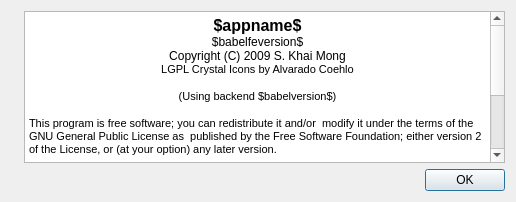
Old version of the form gui/aboutui.ui in the repository alexbirkett/GPSBabel.
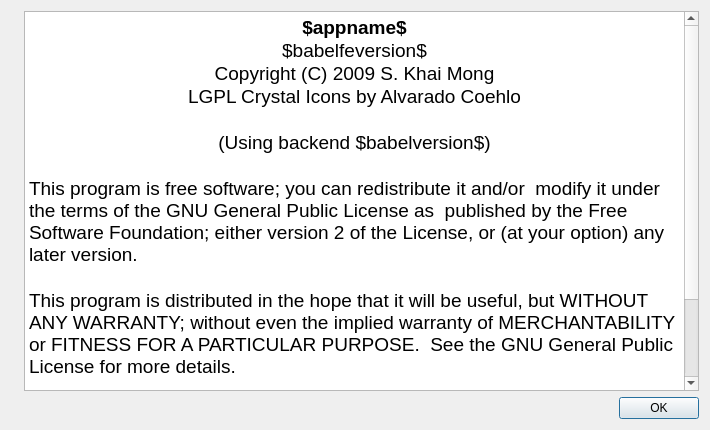
New version of the form. Icons and pictures are not drawn.

Commit message: Let 'about' dialogue use a reasonable size fone.

```diff
--- a/gui/aboutui.ui
+++ b/gui/aboutui.ui
@@ -1,12 +1,12 @@
 <ui version="4.0" >
  <class>AboutDlg</class>
- <widget class="QDialog" name="AboutDlg" >
-  <property name="geometry" >
+ <widget class="QDialog" name="AboutDlg">
+  <property name="geometry">
    <rect>
     <x>0</x>
     <y>0</y>
-    <width>516</width>
-    <height>202</height>
+    <width>710</width>
+    <height>430</height>
    </rect>
   </property>
   <property name="windowTitle" >
@@ -33,24 +33,24 @@
        <property name="readOnly" >
         <bool>true</bool>
        </property>
-       <property name="html" >
-        <string>&lt;!DOCTYPE HTML PUBLIC "-//W3C//DTD HTML 4.0//EN" "http://www.w3.org/TR/REC-html40/strict.dtd">
-&lt;html>&lt;head>&lt;meta name="qrichtext" content="1" />&lt;style type="text/css">
+       <property name="html">
+        <string>&lt;!DOCTYPE HTML PUBLIC &quot;-//W3C//DTD HTML 4.0//EN&quot; &quot;http://www.w3.org/TR/REC-html40/strict.dtd&quot;&gt;
+&lt;html&gt;&lt;head&gt;&lt;meta name=&quot;qrichtext&quot; content=&quot;1&quot; /&gt;&lt;style type=&quot;text/css&quot;&gt;
 p, li { white-space: pre-wrap; }
-&lt;/style>&lt;/head>&lt;body style=" font-family:'DejaVu Sans'; font-size:9pt; font-weight:400; font-style:normal;">
-&lt;p align="center" style=" margin-top:0px; margin-bottom:0px; margin-left:0px; margin-right:0px; -qt-block-indent:0; text-indent:0px;">&lt;span style=" font-size:12pt; font-weight:600;">$appname$&lt;/span>&lt;/p>
-&lt;p align="center" style=" margin-top:0px; margin-bottom:0px; margin-left:0px; margin-right:0px; -qt-block-indent:0; text-indent:0px; font-size:12pt; font-weight:600;">&lt;span style=" font-size:9pt; font-weight:400;">$babelfeversion$&lt;/span>&lt;/p>
-&lt;p align="center" style=" margin-top:0px; margin-bottom:0px; margin-left:0px; margin-right:0px; -qt-block-indent:0; text-indent:0px;">Copyright (C) 2009 S. Khai Mong&lt;/p>
-&lt;p align="center" style=" margin-top:0px; margin-bottom:0px; margin-left:0px; margin-right:0px; -qt-block-indent:0; text-indent:0px;">&lt;span style=" font-size:8pt;">LGPL Crystal Icons by Alvarado Coehlo&lt;/span>&lt;/p>
-&lt;p align="center" style="-qt-paragraph-type:empty; margin-top:0px; margin-bottom:0px; margin-left:0px; margin-right:0px; -qt-block-indent:0; text-indent:0px;">&lt;/p>
-&lt;p align="center" style=" margin-top:0px; margin-bottom:0px; margin-left:0px; margin-right:0px; -qt-block-indent:0; text-indent:0px;">&lt;span style=" font-size:8pt;">(Using backend $babelversion$)&lt;/span>&lt;/p>
-&lt;p align="center" style="-qt-paragraph-type:empty; margin-top:0px; margin-bottom:0px; margin-left:0px; margin-right:0px; -qt-block-indent:0; text-indent:0px;">&lt;/p>
-&lt;p style=" margin-top:0px; margin-bottom:0px; margin-left:0px; margin-right:0px; -qt-block-indent:0; text-indent:0px;">&lt;span style=" font-size:8pt;">This program is free software; you can redistribute it and/or  modify it under the terms of the GNU General Public License as  published by the Free Software Foundation; either version 2 of the License, or (at your option) any later version.&lt;/span>&lt;/p>
-&lt;p style="-qt-paragraph-type:empty; margin-top:0px; margin-bottom:0px; margin-left:0px; margin-right:0px; -qt-block-indent:0; text-indent:0px; font-size:8pt;">&lt;/p>
-&lt;p style=" margin-top:0px; margin-bottom:0px; margin-left:0px; margin-right:0px; -qt-block-indent:0; text-indent:0px; font-size:8pt;">This program is distributed in the hope that it will be useful, but WITHOUT ANY WARRANTY; without even the implied warranty of MERCHANTABILITY or FITNESS FOR A PARTICULAR PURPOSE.  See the GNU General Public License for more details.&lt;/p>
-&lt;p style="-qt-paragraph-type:empty; margin-top:0px; margin-bottom:0px; margin-left:0px; margin-right:0px; -qt-block-indent:0; text-indent:0px; font-size:8pt;">&lt;/p>
-&lt;p style=" margin-top:0px; margin-bottom:0px; margin-left:0px; margin-right:0px; -qt-block-indent:0; text-indent:0px; font-size:8pt;">You should have received a copy of the GNU General Public License along with this program; if not, write to the Free Software Foundation, Inc., 59 Temple Place - Suite 330, Boston, MA 02111 USA&lt;/p>
-&lt;p style="-qt-paragraph-type:empty; margin-top:0px; margin-bottom:0px; margin-left:0px; margin-right:0px; -qt-block-indent:0; text-indent:0px; font-size:8pt;">&lt;/p>&lt;/body>&lt;/html></string>
+&lt;/style&gt;&lt;/head&gt;&lt;body style=&quot; font-family:'Lucida Grande'; font-size:13pt; font-weight:400; font-style:normal;&quot;&gt;
+&lt;p align=&quot;center&quot; style=&quot; margin-top:0px; margin-bottom:0px; margin-left:0px; margin-right:0px; -qt-block-indent:0; text-indent:0px;&quot;&gt;&lt;span style=&quot; font-family:'DejaVu Sans'; font-size:14pt; font-weight:600;&quot;&gt;$appname$&lt;/span&gt;&lt;/p&gt;
+&lt;p align=&quot;center&quot; style=&quot; margin-top:0px; margin-bottom:0px; margin-left:0px; margin-right:0px; -qt-block-indent:0; text-indent:0px;&quot;&gt;&lt;span style=&quot; font-family:'DejaVu Sans'; font-size:14pt;&quot;&gt;$babelfeversion$&lt;/span&gt;&lt;/p&gt;
+&lt;p align=&quot;center&quot; style=&quot; margin-top:0px; margin-bottom:0px; margin-left:0px; margin-right:0px; -qt-block-indent:0; text-indent:0px;&quot;&gt;&lt;span style=&quot; font-family:'DejaVu Sans'; font-size:14pt;&quot;&gt;Copyright (C) 2009 S. Khai Mong&lt;/span&gt;&lt;/p&gt;
+&lt;p align=&quot;center&quot; style=&quot; margin-top:0px; margin-bottom:0px; margin-left:0px; margin-right:0px; -qt-block-indent:0; text-indent:0px;&quot;&gt;&lt;span style=&quot; font-family:'DejaVu Sans'; font-size:14pt;&quot;&gt;LGPL Crystal Icons by Alvarado Coehlo&lt;/span&gt;&lt;/p&gt;
+&lt;p align=&quot;center&quot; style=&quot;-qt-paragraph-type:empty; margin-top:0px; margin-bottom:0px; margin-left:0px; margin-right:0px; -qt-block-indent:0; text-indent:0px; font-family:'DejaVu Sans'; font-size:14pt;&quot;&gt;&lt;/p&gt;
+&lt;p align=&quot;center&quot; style=&quot; margin-top:0px; margin-bottom:0px; margin-left:0px; margin-right:0px; -qt-block-indent:0; text-indent:0px;&quot;&gt;&lt;span style=&quot; font-family:'DejaVu Sans'; font-size:14pt;&quot;&gt;(Using backend $babelversion$)&lt;/span&gt;&lt;/p&gt;
+&lt;p align=&quot;center&quot; style=&quot;-qt-paragraph-type:empty; margin-top:0px; margin-bottom:0px; margin-left:0px; margin-right:0px; -qt-block-indent:0; text-indent:0px; font-family:'DejaVu Sans'; font-size:14pt;&quot;&gt;&lt;/p&gt;
+&lt;p style=&quot; margin-top:0px; margin-bottom:0px; margin-left:0px; margin-right:0px; -qt-block-indent:0; text-indent:0px;&quot;&gt;&lt;span style=&quot; font-family:'DejaVu Sans'; font-size:14pt;&quot;&gt;This program is free software; you can redistribute it and/or  modify it under the terms of the GNU General Public License as  published by the Free Software Foundation; either version 2 of the License, or (at your option) any later version.&lt;/span&gt;&lt;/p&gt;
+&lt;p style=&quot;-qt-paragraph-type:empty; margin-top:0px; margin-bottom:0px; margin-left:0px; margin-right:0px; -qt-block-indent:0; text-indent:0px; font-family:'DejaVu Sans'; font-size:14pt;&quot;&gt;&lt;/p&gt;
+&lt;p style=&quot; margin-top:0px; margin-bottom:0px; margin-left:0px; margin-right:0px; -qt-block-indent:0; text-indent:0px;&quot;&gt;&lt;span style=&quot; font-family:'DejaVu Sans'; font-size:14pt;&quot;&gt;This program is distributed in the hope that it will be useful, but WITHOUT ANY WARRANTY; without even the implied warranty of MERCHANTABILITY or FITNESS FOR A PARTICULAR PURPOSE.  See the GNU General Public License for more details.&lt;/span&gt;&lt;/p&gt;
+&lt;p style=&quot;-qt-paragraph-type:empty; margin-top:0px; margin-bottom:0px; margin-left:0px; margin-right:0px; -qt-block-indent:0; text-indent:0px; font-family:'DejaVu Sans'; font-size:14pt;&quot;&gt;&lt;/p&gt;
+&lt;p style=&quot; margin-top:0px; margin-bottom:0px; margin-left:0px; margin-right:0px; -qt-block-indent:0; text-indent:0px;&quot;&gt;&lt;span style=&quot; font-family:'DejaVu Sans'; font-size:14pt;&quot;&gt;You should have received a copy of the GNU General Public License along with this program; if not, write to the Free Software Foundation, Inc., 59 Temple Place - Suite 330, Boston, MA 02111 USA&lt;/span&gt;&lt;/p&gt;
+&lt;p style=&quot;-qt-paragraph-type:empty; margin-top:0px; margin-bottom:0px; margin-left:0px; margin-right:0px; -qt-block-indent:0; text-indent:0px; font-family:'DejaVu Sans'; font-size:14pt;&quot;&gt;&lt;/p&gt;&lt;/body&gt;&lt;/html&gt;</string>
        </property>
       </widget>
      </item>
```
Left out of the diff: 39 changed lines with no effect on the pictures.
